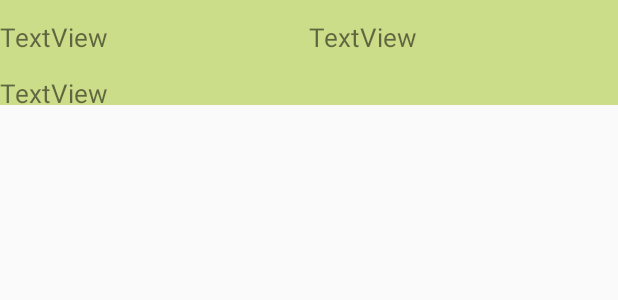
After one commit to DerrickPikachu/PikaCount, an Android app: the layout searched_item.xml on its own in the app's theme, with its tools: preview values and no code run, on a phone screen of 412 x 824 dp. The commit adds this screen. Shown: the top 300 px of the screen. Run offline under Robolectric (Android 15) with nearby library versions, the phone set to English and light mode, and no system bars.

Commit message:
Search by date and show on the listiew(in search layout)

```diff
--- a/app/src/main/java/com/example/pikacount/myAdapter/CostListAdapter.java
+++ b/app/src/main/java/com/example/pikacount/myAdapter/CostListAdapter.java
@@ -47,11 +47,6 @@ public class CostListAdapter extends BaseSwipeAdapter {
         view.findViewById(R.id.deleteTxv).setOnClickListener(new View.OnClickListener() {
             @Override
             public void onClick(View v) {
-//                ArrayList<String> condition = new ArrayList<>();
-//                TextView costName = view.findViewById(R.id.costName);
-//                condition.add(costName.getText().toString());
-//                costDb.delete(CostDataBase.TABLE_COST_NAME, condition);
-//                controlLayout.updateList();
                 costDb.delete(CostDataBase.TABLE_COST_NAME, list.get(position).getCostId());
                 controlLayout.updateList();
                 MainActivity.analyzeLayout.updateChart();
--- /dev/null
+++ b/app/src/main/res/layout/searched_item.xml
@@ -0,0 +1,49 @@
+<?xml version="1.0" encoding="utf-8"?>
+<LinearLayout xmlns:android="http://schemas.android.com/apk/res/android"
+    android:orientation="vertical" android:layout_width="match_parent"
+    android:layout_height="match_parent">
+
+    <LinearLayout
+        android:id="@+id/outterLayout"
+        android:layout_width="match_parent"
+        android:layout_height="70dp"
+        android:background="#CCDD89"
+        android:orientation="vertical">
+
+        <LinearLayout
+            android:id="@+id/innerLayout"
+            android:layout_width="match_parent"
+            android:layout_height="0dp"
+            android:layout_weight="2.5"
+            android:gravity="center|left"
+            android:orientation="horizontal">
+
+            <TextView
+                android:id="@+id/costName"
+                android:layout_width="wrap_content"
+                android:layout_height="match_parent"
+                android:layout_weight="1"
+                android:gravity="center|left"
+                android:text="TextView"
+                android:textSize="17sp" />
+
+            <TextView
+                android:id="@+id/costPrice"
+                android:layout_width="wrap_content"
+                android:layout_height="match_parent"
+                android:layout_weight="1"
+                android:gravity="center|left"
+                android:text="TextView"
+                android:textSize="17sp" />
+        </LinearLayout>
+
+        <TextView
+            android:id="@+id/costDate"
+            android:layout_width="match_parent"
+            android:layout_height="0dp"
+            android:layout_weight="1"
+            android:gravity="center|left"
+            android:text="TextView"
+            android:textSize="17sp" />
+    </LinearLayout>
+</LinearLayout>
```
Also changed, not shown: app/src/main/java/com/example/pikacount/myAdapter/SearchListAdapter.java (added, +63 -0 lines), app/src/main/java/com/example/pikacount/viewStructure/SearchController.java (+46 -2 lines), app/src/main/res/layout/search_layout.xml (+14 -0 lines).
